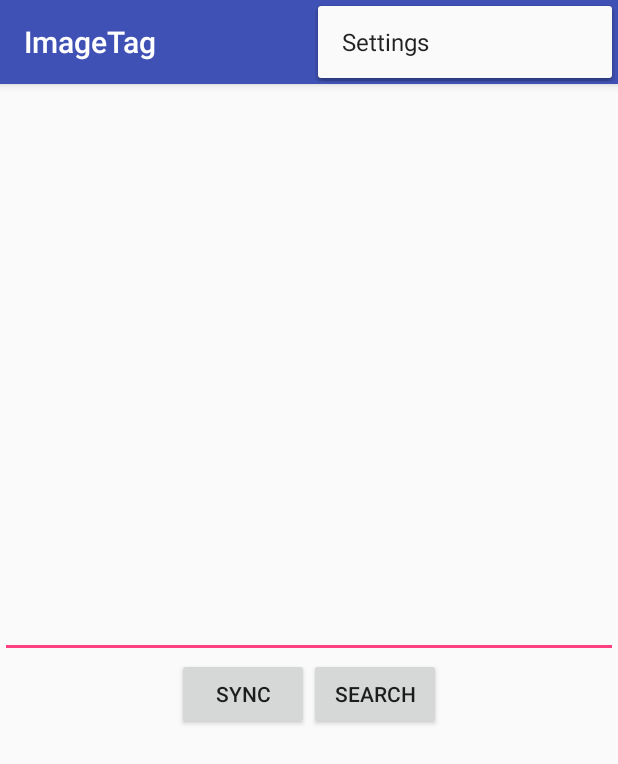
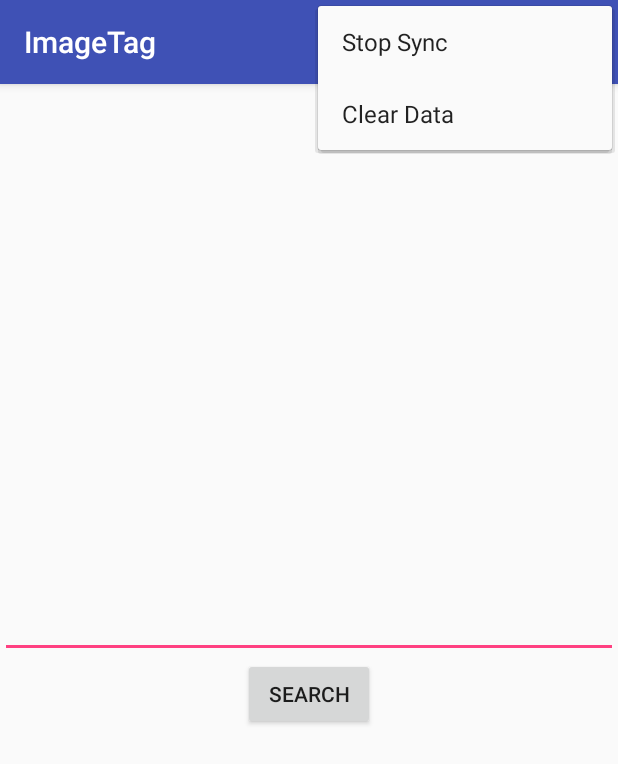
Before and after one commit to navyas321/ImageTag, an Android app: the screen it shows after launch (MainActivity), with the options menu open, on a phone screen of 412 x 824 dp. Shown: the top 764 px of the screen. Run offline under Robolectric (Android 15) with nearby library versions, the phone set to English and light mode, and no system bars; 1 statement that could not run was skipped.

Commit message:
Added menu buttons

```diff
--- a/app/src/main/java/com/navyas/android/tagimage/ClarifaiService.java
+++ b/app/src/main/java/com/navyas/android/tagimage/ClarifaiService.java
@@ -45,6 +45,7 @@ public class ClarifaiService extends IntentService {
 
         int i;
         for (File file: files) {
+            if(MainActivity.stop == 1) break;
             flag = 0;
             try {
                 String projection[] = {ClarifaiContract.DataEntry._ID,
@@ -104,6 +105,7 @@ public class ClarifaiService extends IntentService {
                 db.insert(ClarifaiContract.DataEntry.TABLE_NAME, null, values);
             }
         }
+        Log.e("Tag", "Service complete");
 
         }
 
--- a/app/src/main/java/com/navyas/android/tagimage/MainActivity.java
+++ b/app/src/main/java/com/navyas/android/tagimage/MainActivity.java
@@ -23,22 +23,17 @@ public class MainActivity extends AppCompatActivity {
     private Cursor cursor;
     private static int columnIndex;
     private static final String[] proj = {MediaStore.Images.Media.DATA};
-    public static final String ClientId = "-0tf0EPVrK7qaqFM5mGSr5x6RGfxTfYj2HuBRQ3O";
-    public static final String ClientSecret = "s7ZGulJ7JNJZaBsNkZtWmk0Rrhi4W7xAyiGCiQjO";
+    public static final String ClientId = "id";
+    public static final String ClientSecret = "secret";
     private static String[] tagName = new String[20];
     public static List<String> string = new ArrayList<String>();
     private static List<String> grid = new ArrayList<>();
+    public static int stop = 0;
 
     @Override
     protected void onCreate(Bundle savedInstanceState) {
         super.onCreate(savedInstanceState);
         setContentView(R.layout.activity_main);
-
-        Button btnSync = (Button) findViewById(R.id.sync_button);
-
-        btnSync.setOnClickListener(new View.OnClickListener() {
-            public void onClick(View v) {
-
 
         List<File> files = new ArrayList<>();
 
@@ -57,10 +52,8 @@ public class MainActivity extends AppCompatActivity {
             files.add(file);
         }
 
-                Intent intent = new Intent(Intent.ACTION_SYNC, null, v.getContext(), ClarifaiService.class);
+        Intent intent = new Intent(Intent.ACTION_SYNC, null, this, ClarifaiService.class);
         startService(intent);
-            }
-        });
 
         Button btnSearch = (Button) findViewById(R.id.search_button);
         btnSearch.setOnClickListener(new View.OnClickListener() {
@@ -139,8 +132,22 @@ public class MainActivity extends AppCompatActivity {
         int id = item.getItemId();
 
         //noinspection SimplifiableIfStatement
-        if (id == R.id.action_settings) {
+        if (id == R.id.action_delete) {
+            ClarifaiDbHelper mDbHelper = new ClarifaiDbHelper(this);
+            SQLiteDatabase db = mDbHelper.getWritableDatabase();
+            db.delete(ClarifaiContract.DataEntry.TABLE_NAME, null, null);
             return true;
+        }
+
+        if (id == R.id.action_resync){
+            stop = 0;
+            Intent intent = new Intent(Intent.ACTION_SYNC, null, this, ClarifaiService.class);
+            startService(intent);
+            return true;
+        }
+
+        if (id == R.id.action_stop){
+            stop = 1;
         }
 
         return super.onOptionsItemSelected(item);
--- a/app/src/main/res/layout/activity_main.xml
+++ b/app/src/main/res/layout/activity_main.xml
@@ -19,12 +19,7 @@
     android:orientation="horizontal"
     android:gravity="center"
     >
-    <Button
-        android:layout_width="wrap_content"
-        android:layout_height="wrap_content"
-        android:id="@+id/sync_button"
 
-        android:text="Sync"/>
     <Button
         android:layout_width="wrap_content"
         android:layout_height="wrap_content"
--- a/app/src/main/res/menu/menu_main.xml
+++ b/app/src/main/res/menu/menu_main.xml
@@ -3,8 +3,19 @@
     xmlns:tools="http://schemas.android.com/tools"
     tools:context="com.navyas.android.tagimage.MainActivity">
     <item
-        android:id="@+id/action_settings"
-        android:orderInCategory="100"
-        android:title="@string/action_settings"
+        android:id="@+id/action_delete"
+        android:orderInCategory="3"
+        android:title="@string/action_delete"
+        app:showAsAction="never" />
+    <item
+        android:id="@+id/action_resync"
+        android:orderInCategory="1"
+        android:title="@string/action_resync"
+        android:icon="@drawable/cloud_sync"
+        app:showAsAction="always" />
+    <item
+        android:id="@+id/action_stop"
+        android:orderInCategory="2"
+        android:title="@string/action_stop"
         app:showAsAction="never" />
 </menu>
--- a/app/src/main/res/values/strings.xml
+++ b/app/src/main/res/values/strings.xml
@@ -1,4 +1,7 @@
 <resources>
     <string name="app_name">ImageTag</string>
     <string name="action_settings">Settings</string>
+    <string name="action_delete">Clear Data</string>
+    <string name="action_resync">Resync</string>
+    <string name="action_stop">Stop Sync</string>
 </resources>
```
Also changed, not shown: app/src/main/res/drawable/cloud_sync.png (added). Lines whose indentation alone changed are shown as unchanged.
